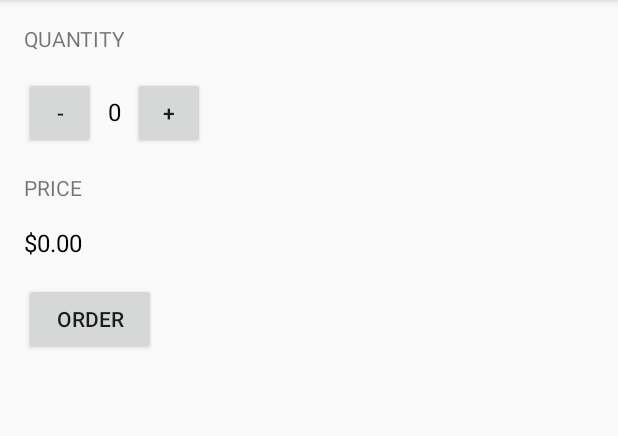
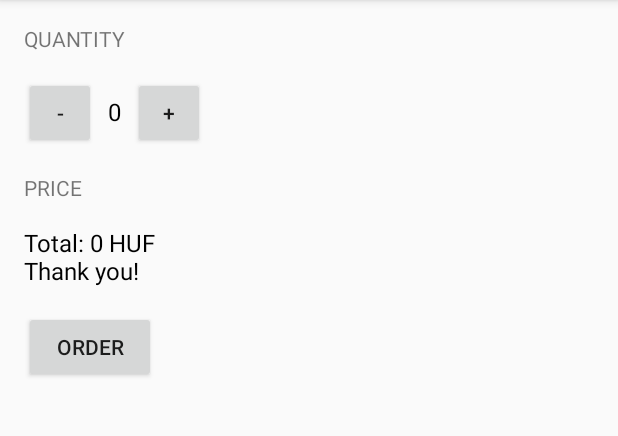
Before and after one commit to multiversetheorie/JustJavaNew, an Android app: the screen it shows after launch (MainActivity), after a tap on "ORDER", on a phone screen of 412 x 824 dp, the part 84-520 px from its top. Run offline under Robolectric (Android 15) with nearby library versions, the phone set to English and light mode, and no system bars.

Commit message:
Changed MainActivity to update strings.

```diff
--- a/app/src/main/java/com/example/android/justjavanew/MainActivity.java
+++ b/app/src/main/java/com/example/android/justjavanew/MainActivity.java
@@ -49,7 +49,10 @@ public class MainActivity extends AppCompatActivity {
      * This method is called when the order button is clicked.
      */
     public void submitOrder(View view) {
-        displayPrice(quantity * 5);
+        int price = quantity * 5;
+        String priceMessage = "Total: " + price + " HUF";
+        priceMessage = priceMessage + "\nThank you!";
+        displayMessage(priceMessage);
     }
 
     /**
@@ -67,4 +70,12 @@ public class MainActivity extends AppCompatActivity {
         TextView priceTextView = (TextView) findViewById(R.id.price_text_view);
         priceTextView.setText(NumberFormat.getCurrencyInstance().format(number));
     }
+
+    /**
+     * This method displays the given text on the screen.
+     */
+    private void displayMessage(String message) {
+        TextView priceTextView = (TextView) findViewById(R.id.price_text_view);
+        priceTextView.setText(message);
+    }
 }
```
